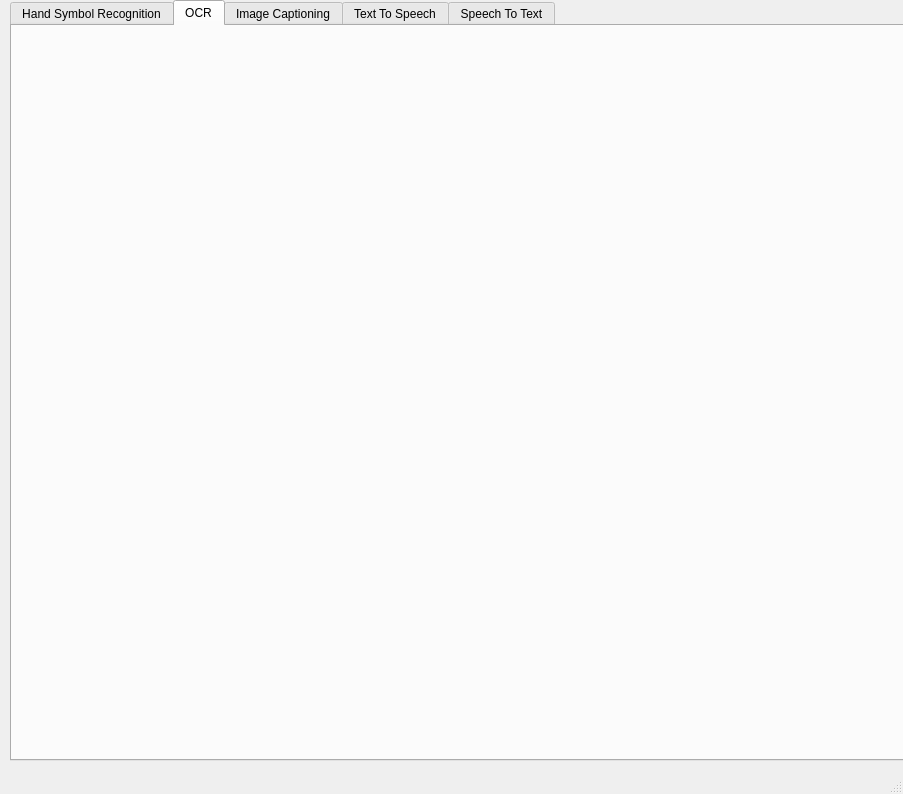
Qt form DashBoard/MainUI.ui (KamaljeetSahoo/6thSense) before a commit.
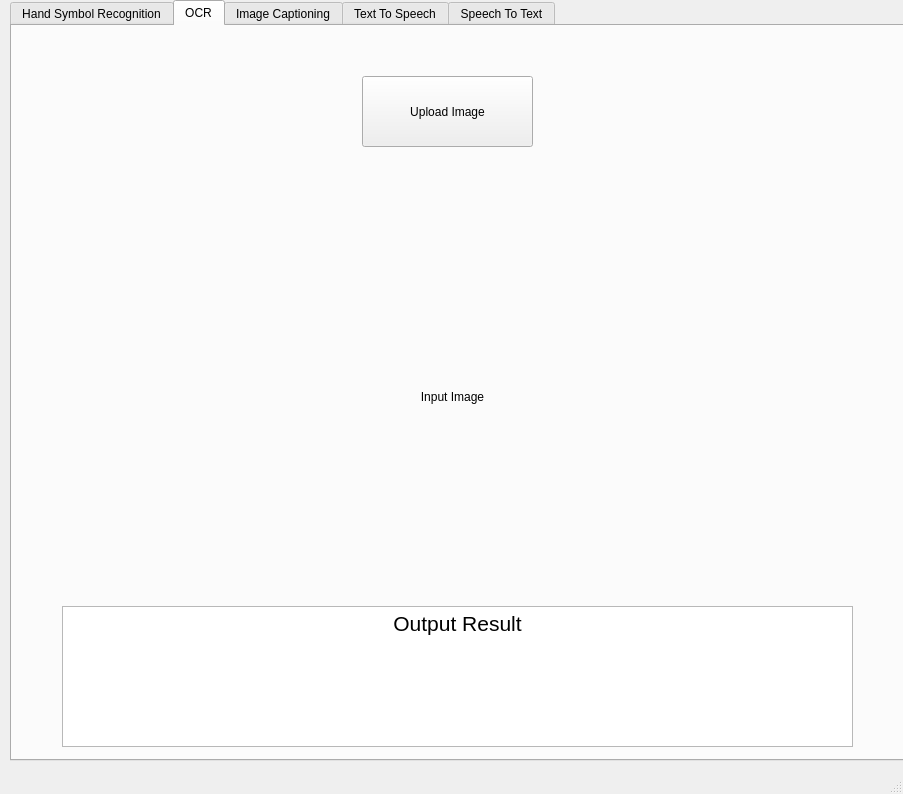
The same form after that commit. The open tabs and pages were chosen to show the change.

Patch:
```diff
--- a/DashBoard/MainUI.ui
+++ b/DashBoard/MainUI.ui
@@ -112,6 +112,52 @@
      <attribute name="title">
       <string>OCR</string>
      </attribute>
+     <widget class="QPushButton" name="ocr_upload">
+      <property name="geometry">
+       <rect>
+        <x>350</x>
+        <y>50</y>
+        <width>171</width>
+        <height>71</height>
+       </rect>
+      </property>
+      <property name="text">
+       <string>Upload Image</string>
+      </property>
+     </widget>
+     <widget class="QLabel" name="ocr_image">
+      <property name="geometry">
+       <rect>
+        <x>60</x>
+        <y>180</y>
+        <width>761</width>
+        <height>381</height>
+       </rect>
+      </property>
+      <property name="text">
+       <string>Input Image</string>
+      </property>
+      <property name="alignment">
+       <set>Qt::AlignCenter</set>
+      </property>
+     </widget>
+     <widget class="QTextBrowser" name="ocr_output">
+      <property name="geometry">
+       <rect>
+        <x>50</x>
+        <y>580</y>
+        <width>791</width>
+        <height>141</height>
+       </rect>
+      </property>
+      <property name="html">
+       <string>&lt;!DOCTYPE HTML PUBLIC &quot;-//W3C//DTD HTML 4.0//EN&quot; &quot;http://www.w3.org/TR/REC-html40/strict.dtd&quot;&gt;
+&lt;html&gt;&lt;head&gt;&lt;meta name=&quot;qrichtext&quot; content=&quot;1&quot; /&gt;&lt;style type=&quot;text/css&quot;&gt;
+p, li { white-space: pre-wrap; }
+&lt;/style&gt;&lt;/head&gt;&lt;body style=&quot; font-family:'MS Shell Dlg 2'; font-size:7.8pt; font-weight:400; font-style:normal;&quot;&gt;
+&lt;p align=&quot;center&quot; style=&quot; margin-top:0px; margin-bottom:0px; margin-left:0px; margin-right:0px; -qt-block-indent:0; text-indent:0px;&quot;&gt;&lt;span style=&quot; font-size:16pt;&quot;&gt;Output Result&lt;/span&gt;&lt;/p&gt;&lt;/body&gt;&lt;/html&gt;</string>
+      </property>
+     </widget>
     </widget>
     <widget class="QWidget" name="image_captioning">
      <attribute name="title">
```
Left out of the diff: 50 changed lines with no effect on the pictures.
